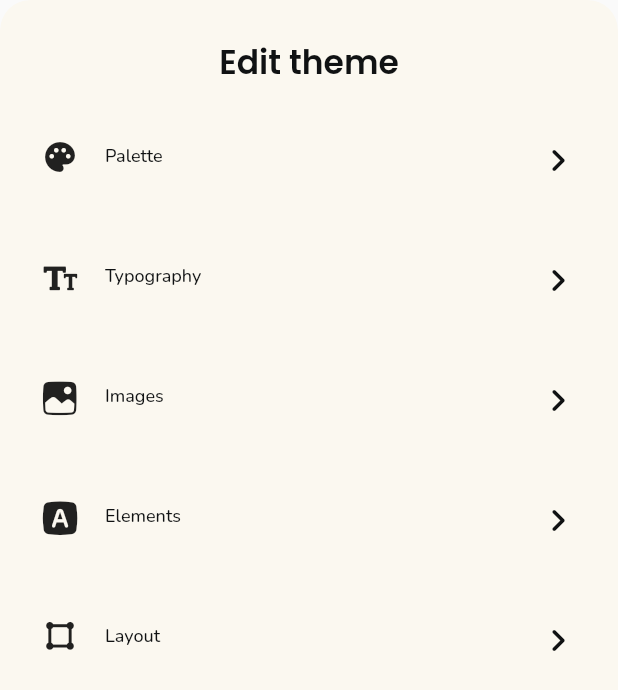
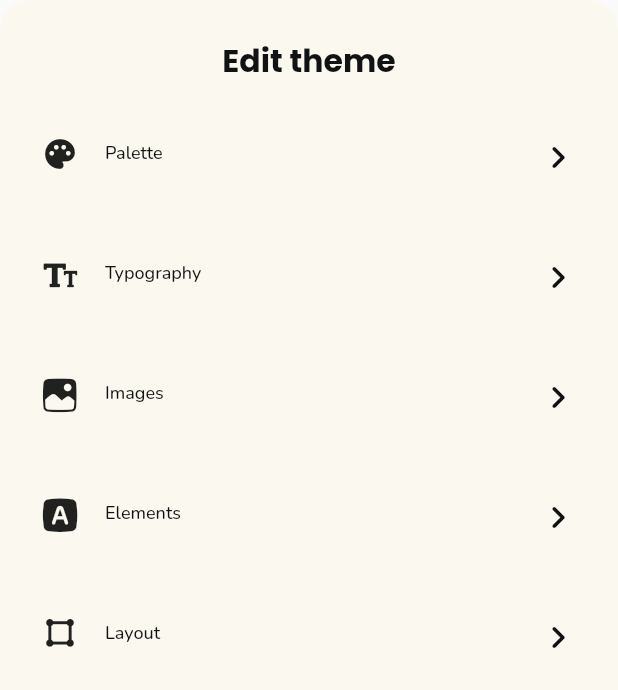
Before and after one commit to cjwg/onodu, a Flutter app: the ThemeSettingsWidget widget shown alone on an empty page, opened directly, on a phone screen of 412 x 824 dp. Shown: the top 690 px of the screen. Run offline on Flutter 3.47's test engine with Material 2 defaults, Android fonts, the phone set to English and light mode, and no system bars; our stand-ins replace auto_size_text, dropdown_button2, flutter_animate, flutter_colorpicker, font_awesome_flutter, from_css_color and 6 more; missing offline and left inert: json_path; accounts and stored records are empty; statements that could not run were skipped.

Commit message:
Updating to latest FlutterFlow output.

```diff
--- a/lib/components/bottom_sheet_title_widget.dart
+++ b/lib/components/bottom_sheet_title_widget.dart
@@ -55,8 +55,8 @@ class _BottomSheetTitleWidgetState extends State<BottomSheetTitleWidget> {
               textAlign: TextAlign.center,
               style: FlutterFlowTheme.of(context).displaySmall.override(
                     fontFamily: 'Poppins',
-                    fontSize: 22.0,
-                    fontWeight: FontWeight.w600,
+                    fontSize: 21.0,
+                    fontWeight: FontWeight.bold,
                   ),
             ),
           ),
--- a/lib/components/theme_settings/theme_settings_widget.dart
+++ b/lib/components/theme_settings/theme_settings_widget.dart
@@ -198,8 +198,8 @@ class _ThemeSettingsWidgetState extends State<ThemeSettingsWidget> {
                                 .displaySmall
                                 .override(
                                   fontFamily: 'Poppins',
-                                  fontSize: 22.0,
-                                  fontWeight: FontWeight.w600,
+                                  fontSize: 21.0,
+                                  fontWeight: FontWeight.bold,
                                 ),
                           ),
                         ),
```
